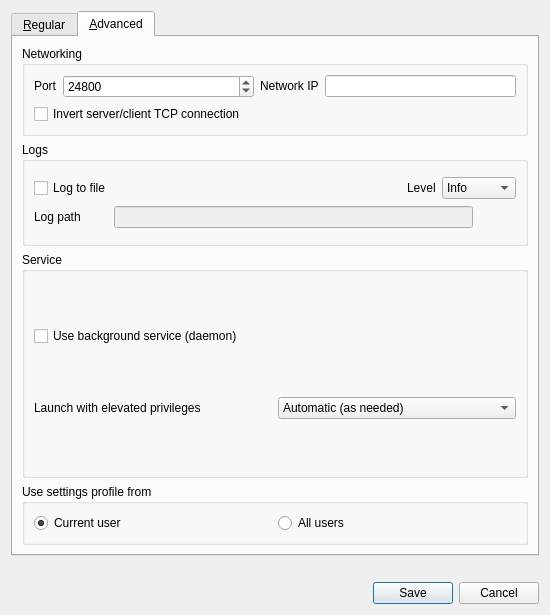
This is src/gui/src/dialogs/SettingsDialog.ui in deskflow/deskflow as Qt 5 draws it before an edit. The edited form follows.
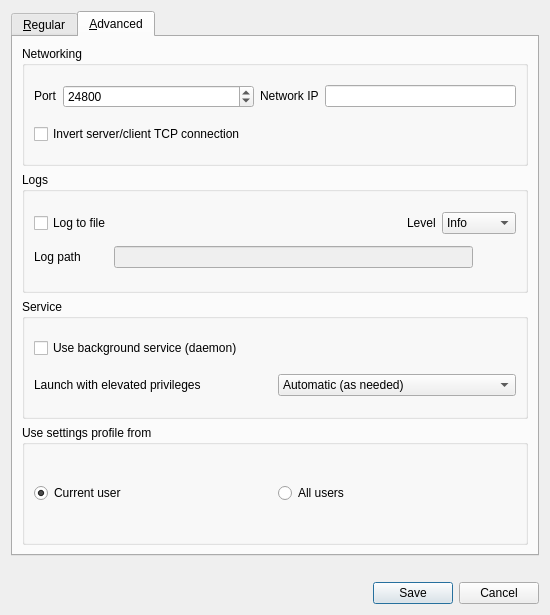
This is the edited form. The open tabs and pages were chosen to show the change.

Commit message: fix: fixes #7949 correct the vertical sizepolicy for service group box on the settings dialog

The edit to the form file:
```diff
--- a/src/gui/src/dialogs/SettingsDialog.ui
+++ b/src/gui/src/dialogs/SettingsDialog.ui
@@ -545,7 +545,7 @@
        <item>
         <widget class="QGroupBox" name="m_pGroupService">
          <property name="sizePolicy">
-          <sizepolicy hsizetype="Preferred" vsizetype="Expanding">
+          <sizepolicy hsizetype="Preferred" vsizetype="Preferred">
            <horstretch>0</horstretch>
            <verstretch>0</verstretch>
           </sizepolicy>
```
